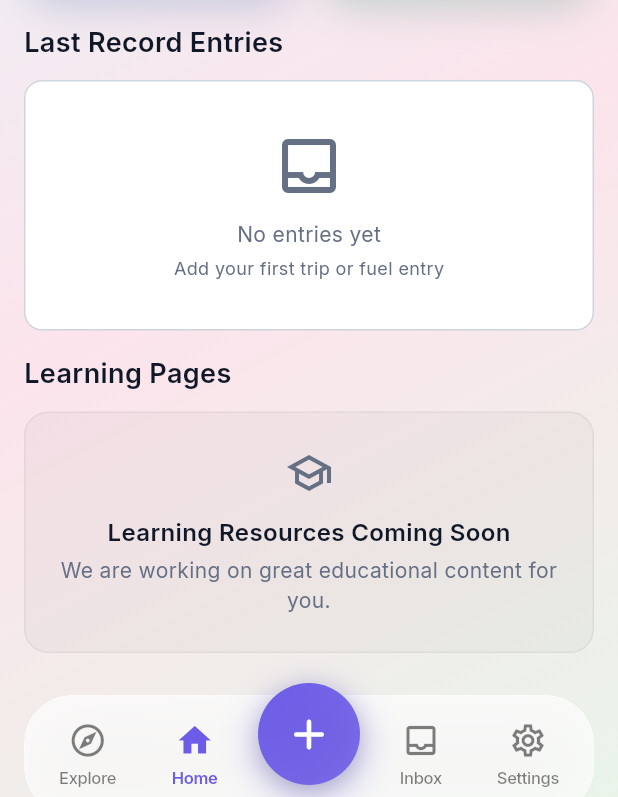
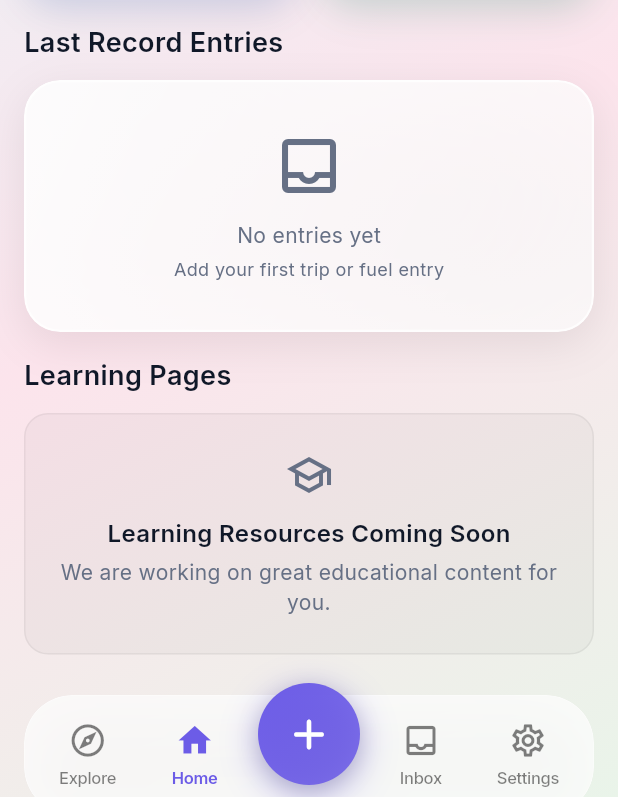
Before and after one commit to Maninder-mike/milow, a Flutter app: the screen it shows once a user with an empty profile is signed in, swiped to page 2, on a phone screen of 412 x 824 dp. Shown: the part 391-1188 px from the top of the screen. Run offline on Flutter 3.47's test engine with Material 3 defaults, Android fonts, the phone set to English and light mode, and no system bars; our stand-ins replace app_links, connectivity_plus, fl_chart, flutter_dotenv, flutter_map, flutter_riverpod and 17 more; missing offline and left inert: countries_world_map, file_selector, fluent_ui, google_mlkit_text_recognition, system_theme, window_manager; accounts and stored records are empty; generated files the repository leaves out were written again; network calls fail; statements that could not run were skipped.

Commit message:
style: implement glassmorphism effect for dashboard cards.

```diff
--- a/apps/driver/lib/features/dashboard/presentation/pages/dashboard_page.dart
+++ b/apps/driver/lib/features/dashboard/presentation/pages/dashboard_page.dart
@@ -1,5 +1,6 @@
 // ignore_for_file: deprecated_member_use
 import 'dart:async';
+import 'dart:ui';
 
 import 'package:flutter/material.dart';
 import 'package:go_router/go_router.dart';
@@ -1012,9 +1013,44 @@ class _DashboardPageState extends State<DashboardPage>
                       const SizedBox(height: 12),
                       Container(
                         decoration: BoxDecoration(
-                          color: cardColor,
-                          borderRadius: BorderRadius.circular(12),
-                          border: Border.all(color: borderColor),
+                          borderRadius: BorderRadius.circular(24),
+                          boxShadow: [
+                            BoxShadow(
+                              color: isDark
+                                  ? Colors.black.withValues(alpha: 0.3)
+                                  : Colors.black.withValues(alpha: 0.08),
+                              blurRadius: 24,
+                              spreadRadius: 0,
+                              offset: const Offset(0, 8),
+                            ),
+                          ],
+                        ),
+                        child: ClipRRect(
+                          borderRadius: BorderRadius.circular(24),
+                          child: BackdropFilter(
+                            filter: ImageFilter.blur(sigmaX: 40, sigmaY: 40),
+                            child: Container(
+                              decoration: BoxDecoration(
+                                borderRadius: BorderRadius.circular(24),
+                                gradient: LinearGradient(
+                                  begin: Alignment.topLeft,
+                                  end: Alignment.bottomRight,
+                                  colors: isDark
+                                      ? [
+                                          Colors.white.withValues(alpha: 0.15),
+                                          Colors.white.withValues(alpha: 0.05),
+                                        ]
+                                      : [
+                                          Colors.white.withValues(alpha: 0.9),
+                                          Colors.white.withValues(alpha: 0.7),
+                                        ],
+                                ),
+                                border: Border.all(
+                                  color: isDark
+                                      ? Colors.white.withValues(alpha: 0.2)
+                                      : Colors.white.withValues(alpha: 0.8),
+                                  width: 1.5,
+                                ),
                               ),
                               child: _isLoadingEntries
                                   ? const ShimmerLoading(
@@ -1071,8 +1107,10 @@ class _DashboardPageState extends State<DashboardPage>
                                           Widget entryWidget;
                                           if (isTrip) {
                                             final trip = item['data'] as Trip;
-                                      final pickups = trip.pickupLocations;
-                                      final deliveries = trip.deliveryLocations;
+                                            final pickups =
+                                                trip.pickupLocations;
+                                            final deliveries =
+                                                trip.deliveryLocations;
                                             final route =
                                                 pickups.isNotEmpty &&
                                                     deliveries.isNotEmpty
@@ -1095,8 +1133,10 @@ class _DashboardPageState extends State<DashboardPage>
                                               distanceStr,
                                             );
                                           } else {
-                                      final fuel = item['data'] as FuelEntry;
-                                      final location = fuel.location != null
+                                            final fuel =
+                                                item['data'] as FuelEntry;
+                                            final location =
+                                                fuel.location != null
                                                 ? AddressUtils.extractCityState(
                                                     fuel.location!,
                                                   )
@@ -1123,7 +1163,8 @@ class _DashboardPageState extends State<DashboardPage>
                                           return Column(
                                             children: [
                                               entryWidget,
-                                        if (index < _recentEntries.length - 1)
+                                              if (index <
+                                                  _recentEntries.length - 1)
                                                 Divider(
                                                   height: 1,
                                                   color: borderColor,
@@ -1153,13 +1194,18 @@ class _DashboardPageState extends State<DashboardPage>
                                                 style: GoogleFonts.inter(
                                                   fontSize: 14,
                                                   fontWeight: FontWeight.w600,
-                                            color: const Color(0xFF007AFF),
+                                                  color: const Color(
+                                                    0xFF007AFF,
+                                                  ),
                                                 ),
                                               ),
                                             ),
                                           ),
                                         ),
                                       ],
+                                    ),
+                            ),
+                          ),
                         ),
                       ),
                     ],
```
Lines whose indentation alone changed are shown as unchanged.
